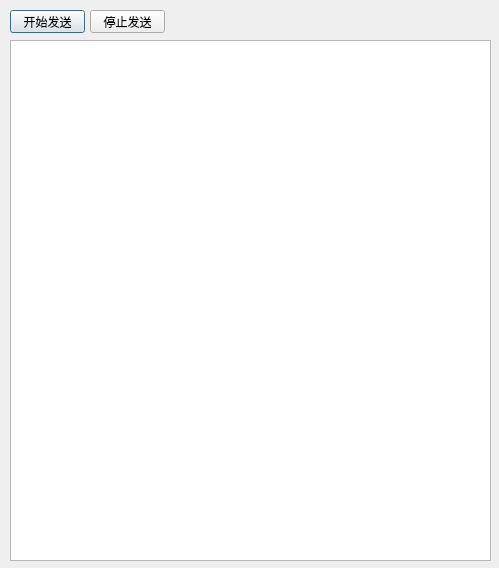
The window that DevelopStock/CommunicationTool/UI_UseWeChat.ui (smqhrb/Stock) describes before a commit, drawn with Qt 5.
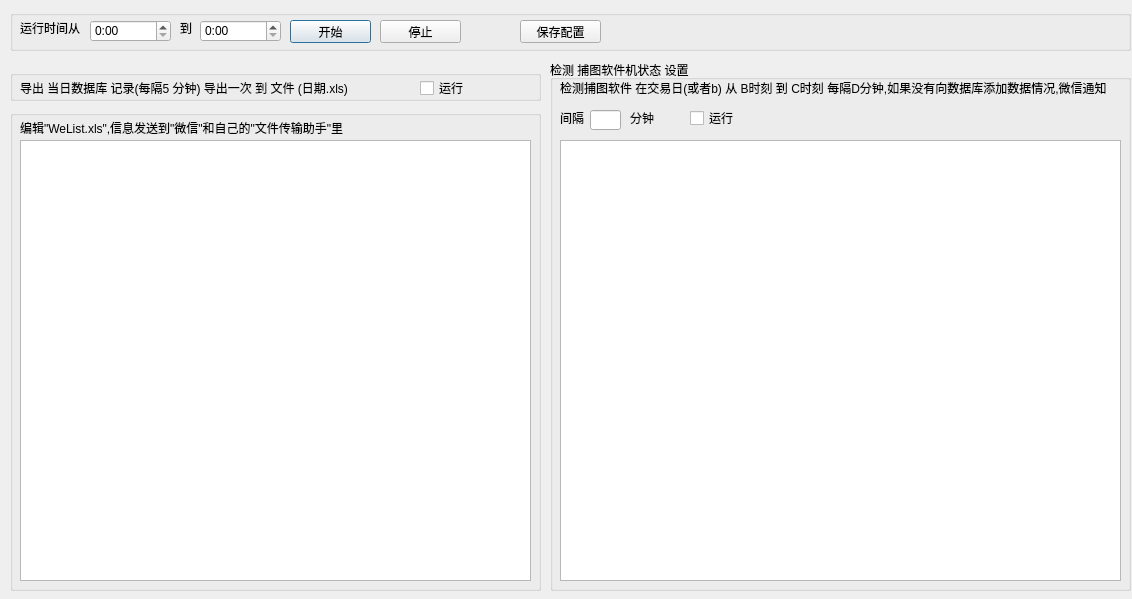
The same window after the commit.

```diff
--- a/DevelopStock/CommunicationTool/UI_UseWeChat.ui
+++ b/DevelopStock/CommunicationTool/UI_UseWeChat.ui
@@ -6,48 +6,279 @@
    <rect>
     <x>0</x>
     <y>0</y>
-    <width>499</width>
-    <height>568</height>
+    <width>1132</width>
+    <height>599</height>
    </rect>
   </property>
   <property name="windowTitle">
    <string>UseWeChat</string>
   </property>
-  <widget class="QPushButton" name="pBtn_Start">
+  <widget class="QGroupBox" name="groupBox">
    <property name="geometry">
     <rect>
+     <x>550</x>
+     <y>60</y>
+     <width>581</width>
+     <height>531</height>
+    </rect>
+   </property>
+   <property name="title">
+    <string>检测 捕图软件机状态 设置</string>
+   </property>
+   <widget class="QCheckBox" name="cB_ipCheck">
+    <property name="geometry">
+     <rect>
+      <x>140</x>
+      <y>50</y>
+      <width>71</width>
+      <height>16</height>
+     </rect>
+    </property>
+    <property name="text">
+     <string>运行</string>
+    </property>
+   </widget>
+   <widget class="QLabel" name="lb_from_3">
+    <property name="geometry">
+     <rect>
+      <x>10</x>
+      <y>50</y>
+      <width>31</width>
+      <height>16</height>
+     </rect>
+    </property>
+    <property name="text">
+     <string>间隔</string>
+    </property>
+   </widget>
+   <widget class="QLineEdit" name="le_minspan">
+    <property name="geometry">
+     <rect>
+      <x>40</x>
+      <y>50</y>
+      <width>31</width>
+      <height>20</height>
+     </rect>
+    </property>
+   </widget>
+   <widget class="QLabel" name="lb_from_4">
+    <property name="geometry">
+     <rect>
+      <x>80</x>
+      <y>50</y>
+      <width>31</width>
+      <height>16</height>
+     </rect>
+    </property>
+    <property name="text">
+     <string>分钟</string>
+    </property>
+   </widget>
+   <widget class="QLabel" name="label">
+    <property name="geometry">
+     <rect>
+      <x>10</x>
+      <y>20</y>
+      <width>571</width>
+      <height>16</height>
+     </rect>
+    </property>
+    <property name="text">
+     <string>检测捕图软件 在交易日(或者b) 从 B时刻 到 C时刻 每隔D分钟,如果没有向数据库添加数据情况,微信通知</string>
+    </property>
+   </widget>
+   <widget class="QListView" name="listView_Ip">
+    <property name="geometry">
+     <rect>
+      <x>10</x>
+      <y>80</y>
+      <width>561</width>
+      <height>441</height>
+     </rect>
+    </property>
+   </widget>
+  </widget>
+  <widget class="QGroupBox" name="groupBox_2">
+   <property name="geometry">
+    <rect>
      <x>10</x>
      <y>10</y>
-     <width>75</width>
-     <height>23</height>
+     <width>1121</width>
+     <height>41</height>
     </rect>
    </property>
-   <property name="text">
-    <string>开始发送</string>
+   <property name="title">
+    <string/>
    </property>
+   <widget class="QLabel" name="lb_from">
+    <property name="geometry">
+     <rect>
+      <x>10</x>
+      <y>10</y>
+      <width>61</width>
+      <height>16</height>
+     </rect>
+    </property>
+    <property name="text">
+     <string>运行时间从</string>
+    </property>
+   </widget>
+   <widget class="QTimeEdit" name="tE_From">
+    <property name="geometry">
+     <rect>
+      <x>80</x>
+      <y>10</y>
+      <width>81</width>
+      <height>22</height>
+     </rect>
+    </property>
+    <property name="displayFormat">
+     <string>h:mm</string>
+    </property>
+   </widget>
+   <widget class="QLabel" name="lb_from_2">
+    <property name="geometry">
+     <rect>
+      <x>170</x>
+      <y>10</y>
+      <width>21</width>
+      <height>16</height>
+     </rect>
+    </property>
+    <property name="text">
+     <string>到</string>
+    </property>
+   </widget>
+   <widget class="QTimeEdit" name="tE_End">
+    <property name="geometry">
+     <rect>
+      <x>190</x>
+      <y>10</y>
+      <width>81</width>
+      <height>22</height>
+     </rect>
+    </property>
+    <property name="currentSection">
+     <enum>QDateTimeEdit::HourSection</enum>
+    </property>
+    <property name="displayFormat">
+     <string>h:mm</string>
+    </property>
+   </widget>
+   <widget class="QPushButton" name="pBtn_Start">
+    <property name="geometry">
+     <rect>
+      <x>280</x>
+      <y>10</y>
+      <width>81</width>
+      <height>23</height>
+     </rect>
+    </property>
+    <property name="text">
+     <string>开始</string>
+    </property>
+   </widget>
+   <widget class="QPushButton" name="pBtn_Stop">
+    <property name="geometry">
+     <rect>
+      <x>370</x>
+      <y>10</y>
+      <width>81</width>
+      <height>23</height>
+     </rect>
+    </property>
+    <property name="text">
+     <string>停止</string>
+    </property>
+   </widget>
+   <widget class="QPushButton" name="pBtn_Save">
+    <property name="geometry">
+     <rect>
+      <x>510</x>
+      <y>10</y>
+      <width>81</width>
+      <height>23</height>
+     </rect>
+    </property>
+    <property name="text">
+     <string>保存配置</string>
+    </property>
+   </widget>
   </widget>
-  <widget class="QPushButton" name="pBtn_Stop">
+  <widget class="QGroupBox" name="groupBox_3">
    <property name="geometry">
     <rect>
-     <x>90</x>
-     <y>10</y>
-     <width>75</width>
-     <height>23</height>
+     <x>10</x>
+     <y>70</y>
+     <width>531</width>
+     <height>31</height>
     </rect>
    </property>
-   <property name="text">
-    <string>停止发送</string>
+   <property name="title">
+    <string/>
    </property>
+   <widget class="QLabel" name="label_3">
+    <property name="geometry">
+     <rect>
+      <x>10</x>
+      <y>10</y>
+      <width>371</width>
+      <height>16</height>
+     </rect>
+    </property>
+    <property name="text">
+     <string>导出 当日数据库 记录(每隔5 分钟) 导出一次 到 文件 (日期.xls)</string>
+    </property>
+   </widget>
+   <widget class="QCheckBox" name="cB_DbExport">
+    <property name="geometry">
+     <rect>
+      <x>410</x>
+      <y>10</y>
+      <width>51</width>
+      <height>16</height>
+     </rect>
+    </property>
+    <property name="text">
+     <string>运行</string>
+    </property>
+   </widget>
   </widget>
-  <widget class="QListView" name="listView">
+  <widget class="QGroupBox" name="groupBox_4">
    <property name="geometry">
     <rect>
      <x>10</x>
-     <y>40</y>
-     <width>481</width>
-     <height>521</height>
+     <y>110</y>
+     <width>531</width>
+     <height>481</height>
     </rect>
    </property>
+   <property name="title">
+    <string/>
+   </property>
+   <widget class="QLabel" name="label_2">
+    <property name="geometry">
+     <rect>
+      <x>10</x>
+      <y>10</y>
+      <width>351</width>
+      <height>16</height>
+     </rect>
+    </property>
+    <property name="text">
+     <string>编辑&quot;WeList.xls&quot;,信息发送到&quot;微信&quot;和自己的&quot;文件传输助手&quot;里</string>
+    </property>
+   </widget>
+   <widget class="QListView" name="listView">
+    <property name="geometry">
+     <rect>
+      <x>10</x>
+      <y>30</y>
+      <width>511</width>
+      <height>441</height>
+     </rect>
+    </property>
+   </widget>
   </widget>
  </widget>
  <resources/>
```
Left out of the diff: 2 changed lines with no effect on the pictures.
